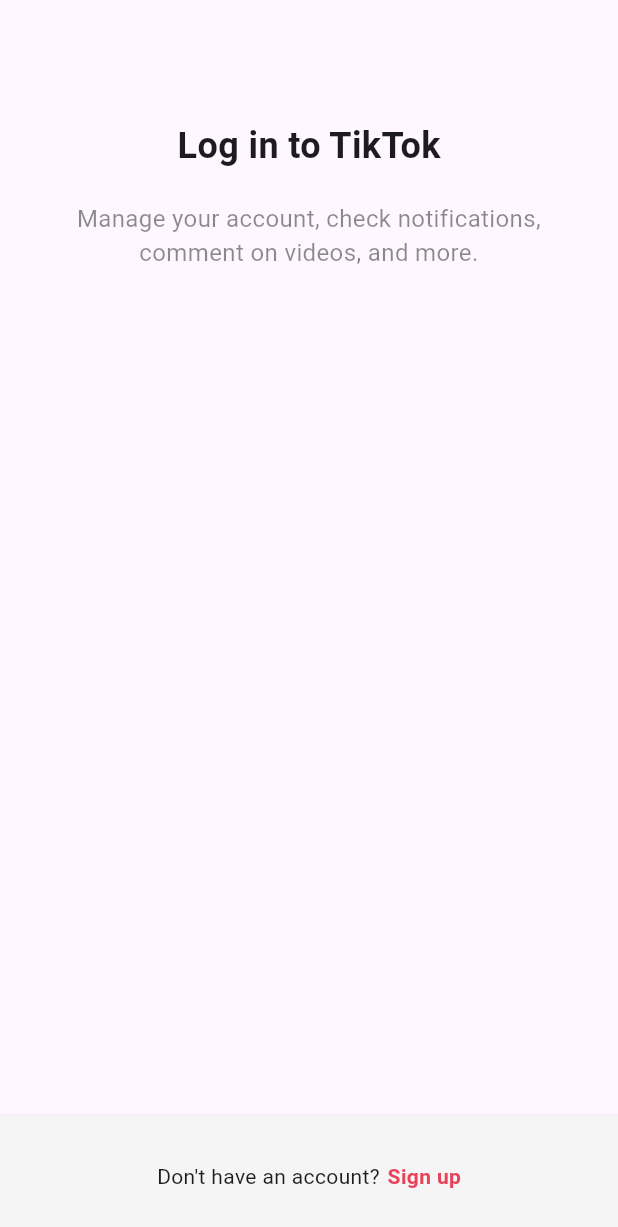
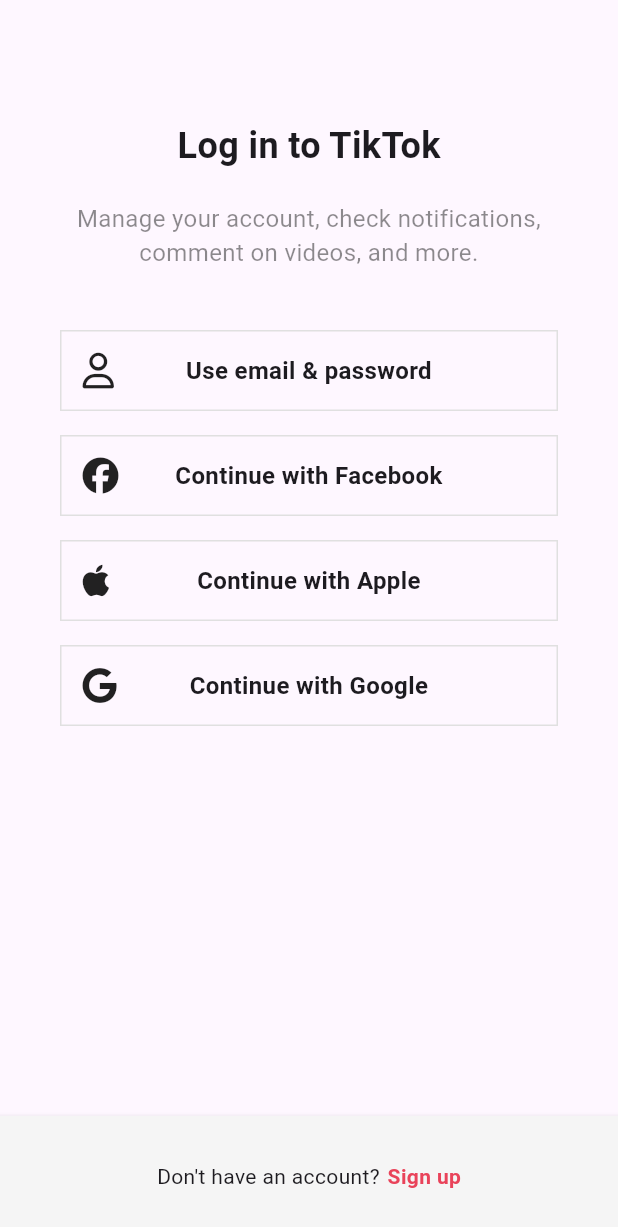
Before and after one commit to helious23/tiktok_clone_again, a Flutter app: the screen it shows after launch, after a tap on "Log in", on a phone screen of 412 x 824 dp. Shown: the top 1227 px of the screen. Run offline on Flutter 3.47's test engine with Material 3 defaults, Android fonts, the phone set to English and light mode, and no system bars; our stand-ins replace font_awesome_flutter.

Commit message:
#4.2 AuthButton

```diff
--- a/lib/features/authentication/login_screen.dart
+++ b/lib/features/authentication/login_screen.dart
@@ -1,6 +1,8 @@
 import 'package:flutter/material.dart';
+import 'package:font_awesome_flutter/font_awesome_flutter.dart';
 import 'package:tiktok_clone/constants/gaps.dart';
 import 'package:tiktok_clone/constants/sizes.dart';
+import 'package:tiktok_clone/features/authentication/widgets/auth_button.dart';
 
 class LoginScreen extends StatelessWidget {
   const LoginScreen({super.key});
@@ -34,6 +36,26 @@ class LoginScreen extends StatelessWidget {
                 ),
                 textAlign: TextAlign.center,
               ),
+              Gaps.v40,
+              AuthButton(
+                text: 'Use email & password',
+                icon: FaIcon(FontAwesomeIcons.user),
+              ),
+              Gaps.v16,
+              AuthButton(
+                text: 'Continue with Facebook',
+                icon: FaIcon(FontAwesomeIcons.facebook),
+              ),
+              Gaps.v16,
+              AuthButton(
+                text: 'Continue with Apple',
+                icon: FaIcon(FontAwesomeIcons.apple),
+              ),
+              Gaps.v16,
+              AuthButton(
+                text: 'Continue with Google',
+                icon: FaIcon(FontAwesomeIcons.google),
+              ),
             ],
           ),
         ),
--- a/lib/features/authentication/sign_up_screen.dart
+++ b/lib/features/authentication/sign_up_screen.dart
@@ -1,4 +1,5 @@
 import 'package:flutter/material.dart';
+import 'package:font_awesome_flutter/font_awesome_flutter.dart';
 import 'package:tiktok_clone/constants/gaps.dart';
 import 'package:tiktok_clone/constants/sizes.dart';
 import 'package:tiktok_clone/features/authentication/login_screen.dart';
@@ -39,13 +40,25 @@ class SignUpScreen extends StatelessWidget {
                 textAlign: TextAlign.center,
               ),
               Gaps.v40,
-              AuthButton(text: 'Use phone or email'),
+              AuthButton(
+                text: 'Use email & password',
+                icon: FaIcon(FontAwesomeIcons.user),
+              ),
               Gaps.v16,
-              AuthButton(text: 'Continue with Facebook'),
+              AuthButton(
+                text: 'Continue with Facebook',
+                icon: FaIcon(FontAwesomeIcons.facebook),
+              ),
               Gaps.v16,
-              AuthButton(text: 'Continue with Apple'),
+              AuthButton(
+                text: 'Continue with Apple',
+                icon: FaIcon(FontAwesomeIcons.apple),
+              ),
               Gaps.v16,
-              AuthButton(text: 'Continue with Google'),
+              AuthButton(
+                text: 'Continue with Google',
+                icon: FaIcon(FontAwesomeIcons.google),
+              ),
             ],
           ),
         ),
--- a/lib/features/authentication/widgets/auth_button.dart
+++ b/lib/features/authentication/widgets/auth_button.dart
@@ -1,24 +1,34 @@
 import 'package:flutter/material.dart';
+import 'package:font_awesome_flutter/font_awesome_flutter.dart';
 import 'package:tiktok_clone/constants/sizes.dart';
 
 class AuthButton extends StatelessWidget {
   final String text;
+  final FaIcon icon;
 
-  const AuthButton({super.key, required this.text});
+  const AuthButton({
+    super.key,
+    required this.text,
+    required this.icon,
+  });
 
   @override
   Widget build(BuildContext context) {
     return FractionallySizedBox(
       widthFactor: 1,
       child: Container(
-        padding: const EdgeInsets.symmetric(vertical: Sizes.size14),
+        padding: const EdgeInsets.all(Sizes.size14),
         decoration: BoxDecoration(
           border: Border.all(
             color: Colors.grey.shade300,
             width: Sizes.size1,
           ),
         ),
-        child: Text(
+        child: Stack(
+          alignment: Alignment.center,
+          children: [
+            Align(alignment: Alignment.centerLeft, child: icon),
+            Text(
               text,
               textAlign: TextAlign.center,
               style: const TextStyle(
@@ -26,6 +36,8 @@ class AuthButton extends StatelessWidget {
                 fontWeight: FontWeight.w600,
               ),
             ),
+          ],
+        ),
       ),
     );
   }
--- a/pubspec.yaml
+++ b/pubspec.yaml
@@ -2,7 +2,7 @@ name: tiktok_clone
 description: "A new Flutter project."
 # The following line prevents the package from being accidentally published to
 # pub.dev using `flutter pub publish`. This is preferred for private packages.
-publish_to: 'none' # Remove this line if you wish to publish to pub.dev
+publish_to: "none" # Remove this line if you wish to publish to pub.dev
 
 # The following defines the version and build number for your application.
 # A version number is three numbers separated by dots, like 1.2.43
@@ -35,6 +35,8 @@ dependencies:
   # Use with the CupertinoIcons class for iOS style icons.
   cupertino_icons: ^1.0.8
 
+  font_awesome_flutter: 10.3.0
+
 dev_dependencies:
   flutter_test:
     sdk: flutter
@@ -51,7 +53,6 @@ dev_dependencies:
 
 # The following section is specific to Flutter packages.
 flutter:
-
   # The following line ensures that the Material Icons font is
   # included with your application, so that you can use the icons in
   # the material Icons class.
```
Also changed, not shown: pubspec.lock. Lines whose indentation alone changed are shown as unchanged.
